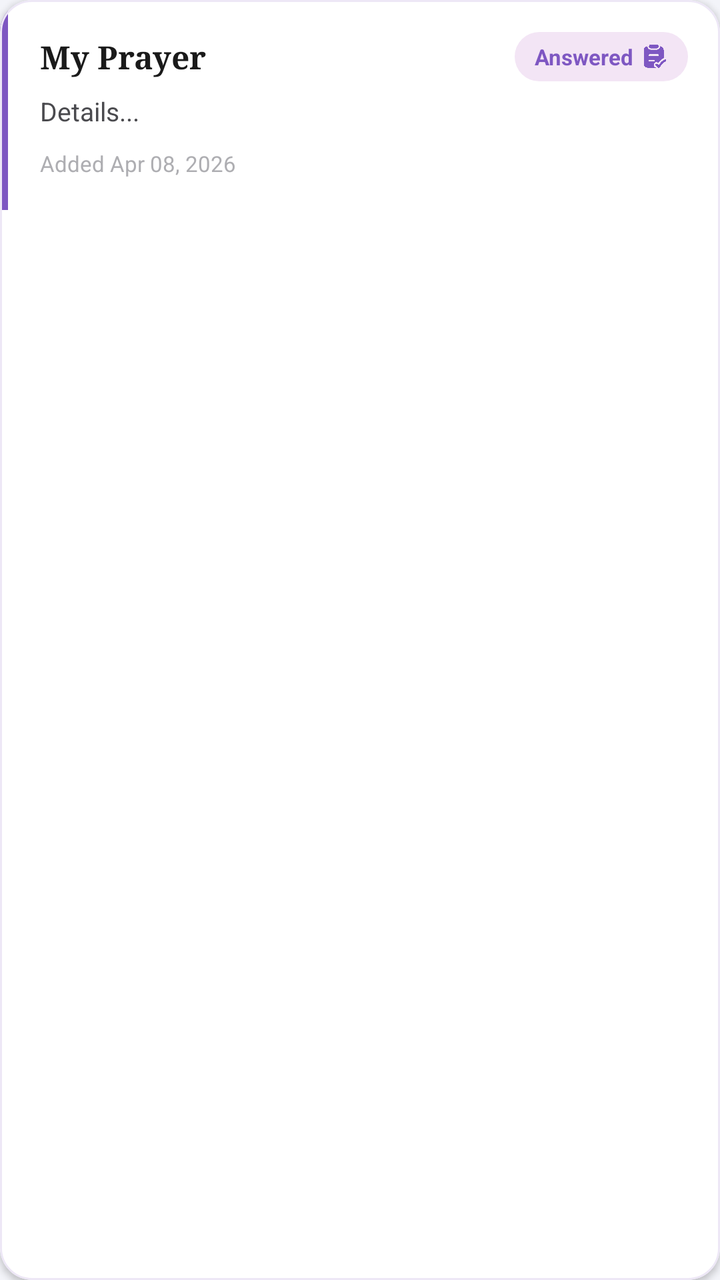
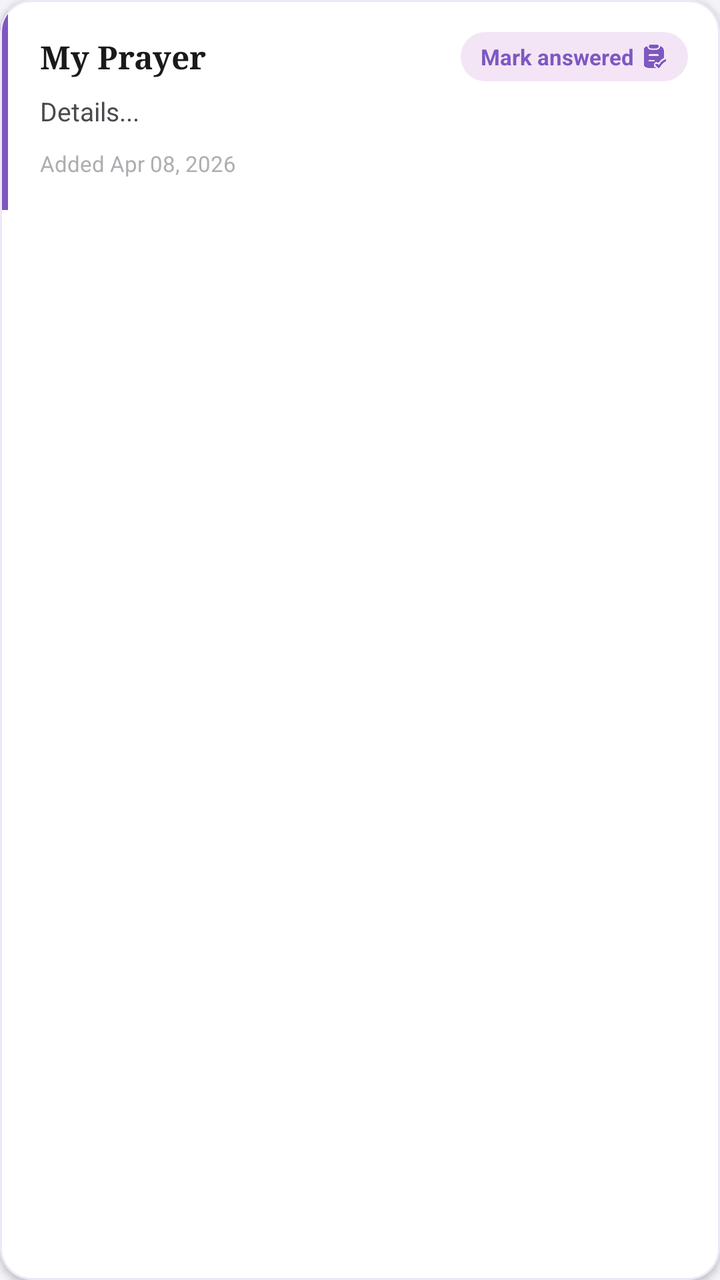

An Android layout rendered at two revisions. The XML below is the earlier revision; the diff shows what the commit changed to produce the second picture.
<!-- AndroidManifest.xml: application theme Theme.SpiritualTracker -->
<!-- res/layout/item_personal_prayer.xml -->
<?xml version="1.0" encoding="utf-8"?>
<com.google.android.material.card.MaterialCardView xmlns:android="http://schemas.android.com/apk/res/android"
    xmlns:app="http://schemas.android.com/apk/res-auto"
    android:layout_width="match_parent"
    android:layout_height="wrap_content"
    android:layout_marginHorizontal="4dp"
    android:layout_marginBottom="10dp"
    app:cardCornerRadius="16dp"
    app:cardElevation="2dp"
    app:cardMaxElevation="4dp"
    app:cardBackgroundColor="#FFFFFF"
    app:strokeWidth="1dp"
    app:strokeColor="#EDE7F6">

    <LinearLayout
        android:layout_width="match_parent"
        android:layout_height="wrap_content"
        android:orientation="horizontal">

        
        <View
            android:id="@+id/viewAccentStripe"
            android:layout_width="4dp"
            android:layout_height="match_parent"
            android:background="#7E57C2"/>

        <LinearLayout
            android:layout_width="0dp"
            android:layout_height="wrap_content"
            android:layout_weight="1"
            android:orientation="vertical"
            android:padding="16dp">

            
            <RelativeLayout
                android:layout_width="match_parent"
                android:layout_height="wrap_content"
                android:layout_marginBottom="6dp">

                <TextView
                    android:id="@+id/tvPersonalTitle"
                    android:layout_width="match_parent"
                    android:layout_height="wrap_content"
                    android:layout_toStartOf="@+id/personalAnsweredBadge"
                    android:layout_marginEnd="8dp"
                    android:layout_centerVertical="true"
                    android:text="My Prayer"
                    android:textColor="#1A1A1A"
                    android:textSize="16sp"
                    android:textStyle="bold"
                    android:fontFamily="serif"/>

                
                <LinearLayout
                    android:id="@+id/personalAnsweredBadge"
                    android:layout_width="wrap_content"
                    android:layout_height="wrap_content"
                    android:layout_alignParentEnd="true"
                    android:layout_centerVertical="true"
                    android:background="@drawable/bg_answered_pill"
                    android:paddingHorizontal="10dp"
                    android:paddingVertical="5dp"
                    android:gravity="center"
                    android:orientation="horizontal"
                    android:clickable="true"
                    android:focusable="true"
                    android:visibility="visible">

                    <TextView
                        android:id="@+id/tvPersonalAnsweredLabel"
                        android:layout_width="wrap_content"
                        android:layout_height="wrap_content"
                        android:text="Answered"
                        android:textColor="#7E57C2"
                        android:textSize="11sp"
                        android:textStyle="bold"/>

                    <ImageView
                        android:layout_width="13dp"
                        android:layout_height="13dp"
                        android:layout_marginStart="4dp"
                        android:src="@drawable/ic_partner_done"
                        app:tint="#7E57C2"/>
                </LinearLayout>
            </RelativeLayout>

            
            <TextView
                android:id="@+id/tvPersonalDescription"
                android:layout_width="match_parent"
                android:layout_height="wrap_content"
                android:text="Details..."
                android:textColor="#4A4A4E"
                android:textSize="13sp"
                android:lineSpacingExtra="3dp"
                android:maxLines="2"
                android:ellipsize="end"
                android:layout_marginBottom="10dp"/>

            
            <TextView
                android:id="@+id/tvPersonalDate"
                android:layout_width="wrap_content"
                android:layout_height="wrap_content"
                android:text="Added Apr 08, 2026"
                android:textColor="#AEAEB2"
                android:textSize="11sp"/>

        </LinearLayout>
    </LinearLayout>
</com.google.android.material.card.MaterialCardView>
<!-- resources referenced by this layout -->
<resources>
  <!-- drawable bg_answered_pill (drawable) -->
  <?xml version="1.0" encoding="utf-8"?>
  <shape xmlns:android="http://schemas.android.com/apk/res/android">
      <solid android:color="#F3E5F5" /> 
      <corners android:radius="100dp" />
  </shape>
  <!-- drawable ic_partner_done: png bitmap (drawable, 29361 bytes) -->
  <style name="Theme.SpiritualTracker" parent="Base.Theme.SpiritualTracker" />
  <style name="Base.Theme.SpiritualTracker" parent="Theme.Material3.DayNight.NoActionBar">
          <item name="colorPrimary">#7E57C2</item>
          <item name="colorOnPrimary">#FFFFFF</item>
          <item name="colorSecondaryContainer">#D1C4E9</item>
          <item name="colorOnSecondaryContainer">#7E57C2</item>
          <item name="android:windowBackground">#F3F4F9</item>
          
          <item name="android:navigationBarColor">#F5F5F5</item>
          <item name="android:windowLightNavigationBar" tools:targetApi="27">true</item>
      </style>
</resources>

<!-- the commit's change to res/layout/item_personal_prayer.xml (unified diff, before → after) -->
@@ -70,7 +70,7 @@
                         android:id="@+id/tvPersonalAnsweredLabel"
                         android:layout_width="wrap_content"
                         android:layout_height="wrap_content"
-                        android:text="Answered"
+                        android:text="Mark answered"
                         android:textColor="#7E57C2"
                         android:textSize="11sp"
                         android:textStyle="bold"/>
